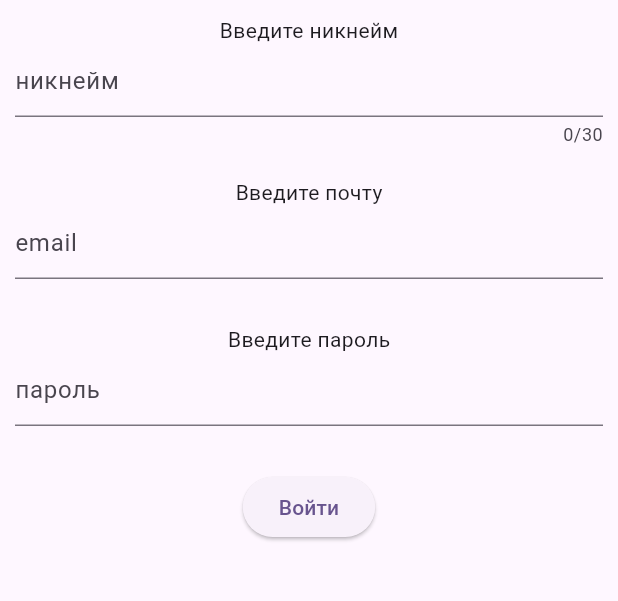
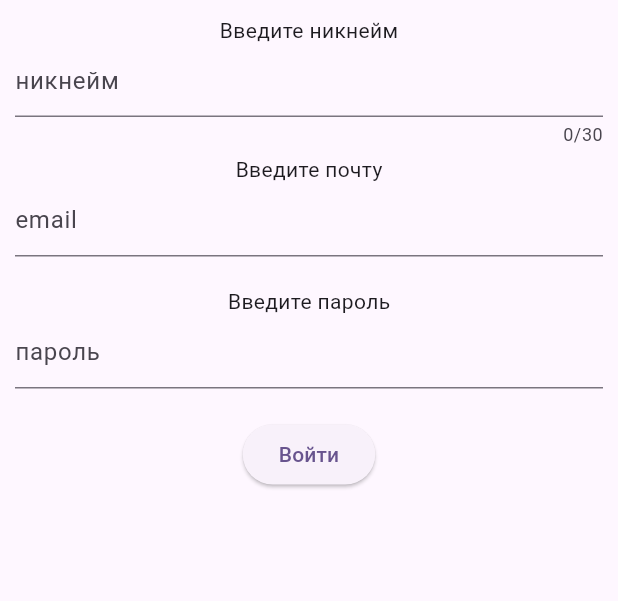
Before and after one commit to Adaran1337/vsu_project_flutter, a Flutter app: the screen it shows after launch, after a tap on "Пропустить", after a tap on "Зарегистрироваться", on a phone screen of 412 x 824 dp, the part 84-685 px from its top. Run offline on Flutter 3.47's test engine with Material 3 defaults, Android fonts, the phone set to English and light mode, and no system bars; our stand-ins replace email_validator, flutter_onboarding_slider, shared_preferences.

Commit message:
исправил разметку

```diff
--- a/lib/screen/onboarding_screen.dart
+++ b/lib/screen/onboarding_screen.dart
@@ -55,7 +55,7 @@ class OnboardingItemWidget extends StatelessWidget {
       child: Column(
         children: <Widget>[
           const SizedBox(
-            height: 400,
+            height: 420,
           ),
           Text(
             text,
--- a/lib/screen/register_screen.dart
+++ b/lib/screen/register_screen.dart
@@ -37,18 +37,18 @@ class RegisterScreenState extends State<RegisterScreen> {
               },
             ),
             const SizedBox(
-              height: 20.0,
+              height: 5.0,
             ),
             EmailComponent(
               onChanged: (value) => _registerUserRequest.email = value,
             ),
             const SizedBox(
-              height: 30.0,
+              height: 20.0,
             ),
             PasswordComponent(
                 onChanged: (value) => _registerUserRequest.password = value),
             const SizedBox(
-              height: 30.0,
+              height: 20.0,
             ),
             ElevatedButton(
               onPressed: _onRegistrationPressed,
```
